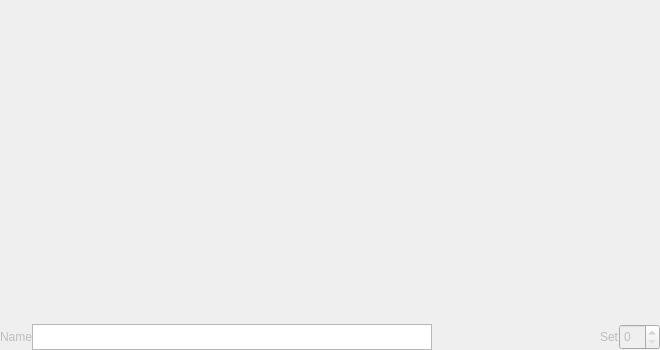
First picture: the form in seq_qt5/forms/qslivegrid.ui, repository ahlstromcj/seq66, before the edit.
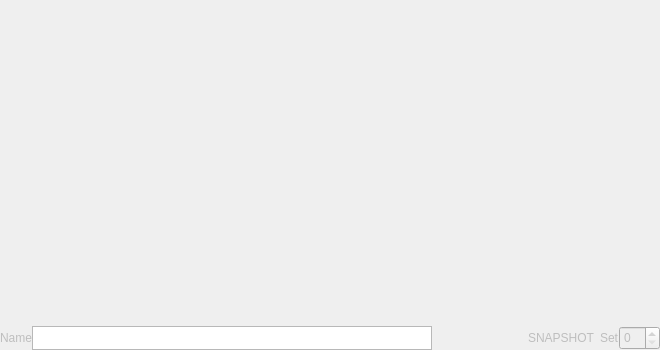
Second picture: the form after the edit.

The edit to the form file:
```diff
--- a/seq_qt5/forms/qslivegrid.ui
+++ b/seq_qt5/forms/qslivegrid.ui
@@ -84,10 +84,16 @@
        <property name="enabled">
         <bool>false</bool>
        </property>
+       <property name="minimumSize">
+        <size>
+         <width>0</width>
+         <height>24</height>
+        </size>
+       </property>
        <property name="maximumSize">
         <size>
          <width>16777215</width>
-         <height>29</height>
+         <height>24</height>
         </size>
        </property>
        <property name="text">
@@ -122,13 +128,13 @@
        <property name="minimumSize">
         <size>
          <width>400</width>
-         <height>26</height>
+         <height>24</height>
         </size>
        </property>
        <property name="maximumSize">
         <size>
          <width>16777215</width>
-         <height>26</height>
+         <height>24</height>
         </size>
        </property>
        <property name="font">
@@ -158,7 +164,13 @@
        <property name="minimumSize">
         <size>
          <width>240</width>
-         <height>0</height>
+         <height>24</height>
+        </size>
+       </property>
+       <property name="maximumSize">
+        <size>
+         <width>16777215</width>
+         <height>24</height>
         </size>
        </property>
        <property name="text">
@@ -177,7 +189,7 @@
        <property name="sizeHint" stdset="0">
         <size>
          <width>7</width>
-         <height>20</height>
+         <height>24</height>
         </size>
        </property>
       </spacer>
@@ -201,15 +213,43 @@
        </property>
       </widget>
      </item>
+     <item>
+      <widget class="QLabel" name="labelMode">
+       <property name="enabled">
+        <bool>false</bool>
+       </property>
+       <property name="minimumSize">
+        <size>
+         <width>72</width>
+         <height>24</height>
+        </size>
+       </property>
+       <property name="maximumSize">
+        <size>
+         <width>72</width>
+         <height>24</height>
+        </size>
+       </property>
+       <property name="text">
+        <string>SNAPSHOT</string>
+       </property>
+      </widget>
+     </item>
      <item>
       <widget class="QLabel" name="setNumberLabel">
        <property name="enabled">
         <bool>false</bool>
        </property>
+       <property name="minimumSize">
+        <size>
+         <width>0</width>
+         <height>24</height>
+        </size>
+       </property>
        <property name="maximumSize">
         <size>
          <width>16777215</width>
-         <height>29</height>
+         <height>28</height>
         </size>
        </property>
        <property name="text">
```
